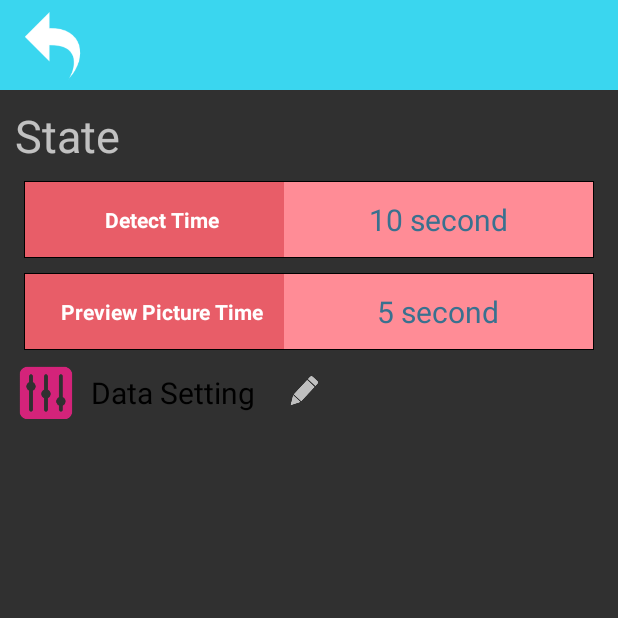
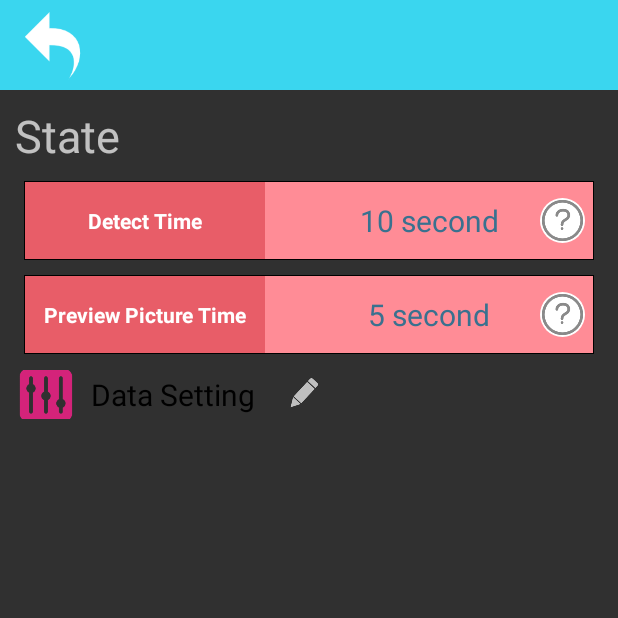
Before and after one commit to kiukiu328/FYP, an Android app: the SettingsActivity screen opened directly, with no data from a screen before it, on a phone screen of 412 x 824 dp, the top half of it. Run offline under Robolectric (Android 15) with nearby library versions, the phone set to English and light mode, and no system bars; libraries missing offline, so code that uses them is left out: com.xujiaji.happybubble.

Commit message:
Android Layout updated
bubble message function

```diff
--- a/EVhelper/app/build.gradle
+++ b/EVhelper/app/build.gradle
@@ -64,4 +64,5 @@ dependencies {
 
     implementation 'com.theartofdev.edmodo:android-image-cropper:2.8.0'
     implementation 'com.github.zomato:androidphotofilters:1.0.2'
+    implementation 'com.github.xujiaji:happy-bubble:1.2.5'
 }
--- a/EVhelper/app/src/main/java/com/fyp/evhelper/stream/SettingsActivity.java
+++ b/EVhelper/app/src/main/java/com/fyp/evhelper/stream/SettingsActivity.java
@@ -1,10 +1,12 @@
 package com.fyp.evhelper.stream;
 
 import android.content.Context;
+import android.content.SharedPreferences;
 import android.os.AsyncTask;
 import android.os.Bundle;
 import android.os.Looper;
 import android.util.Log;
+import android.view.LayoutInflater;
 import android.view.View;
 import android.view.animation.Animation;
 import android.view.animation.AnimationUtils;
@@ -13,12 +15,14 @@ import android.widget.Button;
 import android.widget.EditText;
 import android.widget.ImageButton;
 import android.widget.LinearLayout;
+import android.widget.NumberPicker;
 import android.widget.TextView;
 import android.widget.Toast;
 
 import androidx.appcompat.app.AppCompatActivity;
 
 import com.fyp.evhelper.R;
+import com.xujiaji.happybubble.BubbleDialog;
 
 import org.json.JSONException;
 import org.json.JSONObject;
@@ -32,39 +36,65 @@ import java.net.URL;
 public class SettingsActivity extends AppCompatActivity {
     LinearLayout btn_show_close;
     Button changeTimeBtn;
-    ImageButton leave_btn;
+    ImageButton leave_btn,question_support1,question_support2;
     LinearLayout test_layout;
-    EditText detectTime,previewValue;
-    TextView detectTimeTV,PreviewPictureTV,control_tv;
+    NumberPicker detectTime, previewValue;
+    TextView detectTimeTV, PreviewPictureTV, control_tv;
     boolean show = true;
+    SharedPreferences preferences;
+    String detectTimeValue = "10";
+    String previewTimeValue = "5";
 
-    String detectTimeValue="10";
-    String previewTimeValue="5";
-    public void showDetectTimePanel(){
+    public void showDetectTimePanel() {
         test_layout.setVisibility(View.VISIBLE);
         Animation aniFade = AnimationUtils.loadAnimation(getApplicationContext(), R.anim.fade_in);
         test_layout.startAnimation(aniFade);
         control_tv.setText("Waiting for input");
-        show=false;
+        show = false;
     }
-    public void hideDetectTimePanel(){
 
-        show=true;
+    public void hideDetectTimePanel() {
+
+        show = true;
         View view = this.getCurrentFocus();
         if (view != null) {
-            InputMethodManager imm = (InputMethodManager)getSystemService(Context.INPUT_METHOD_SERVICE);
+            InputMethodManager imm = (InputMethodManager) getSystemService(Context.INPUT_METHOD_SERVICE);
             imm.hideSoftInputFromWindow(view.getWindowToken(), 0);
         }
         control_tv.setText("Data Setting");
         test_layout.setVisibility(View.GONE);
-        detectTime.setText("");
-        previewValue.setText("");
+
+        get_value_number_picker();
+
         setStateText();
     }
 
-    public void setStateText(){
-        detectTimeTV.setText(detectTimeValue+" second");
-        PreviewPictureTV.setText(previewTimeValue+" second");
+    public void init_number_picker(){
+        detectTime.setMaxValue(40);
+        detectTime.setMinValue(10);
+        previewValue.setMaxValue(20);
+        previewValue.setMinValue(5);
+    }
+
+    public void get_value_number_picker(){
+        detectTime.setValue(Integer.parseInt(detectTimeValue));
+        previewValue.setValue(Integer.parseInt(previewTimeValue));
+    }
+
+    public void setStateText() {
+        preferences=this.getSharedPreferences("parameter", Context.MODE_PRIVATE);
+        previewTimeValue = preferences.getString("phone_change_time","5");
+        detectTimeValue=preferences.getString("detect_time","10");
+        detectTimeTV.setText(detectTimeValue + " second");
+        PreviewPictureTV.setText(previewTimeValue + " second");
+    }
+
+    public void saveParameter(){
+        SharedPreferences preferences=getSharedPreferences("parameter",Context.MODE_PRIVATE);
+        SharedPreferences.Editor editor=preferences.edit();
+        editor.putString("detect_time", detectTimeValue);
+        editor.putString("phone_change_time", previewTimeValue);
+        editor.commit();
     }
 
     @Override
@@ -76,108 +106,99 @@ public class SettingsActivity extends AppCompatActivity {
         test_layout = findViewById(R.id.test_layout);
         changeTimeBtn = findViewById(R.id.change_time_btn);
         previewValue = findViewById(R.id.previewVal);
-        detectTimeTV=findViewById(R.id.detectTimeTV);
-        PreviewPictureTV=findViewById(R.id.PreviewPictureTV);
-        control_tv=findViewById(R.id.control_tv);
-        leave_btn=findViewById(R.id.leave_btn);
+        detectTimeTV = findViewById(R.id.detectTimeTV);
+        PreviewPictureTV = findViewById(R.id.PreviewPictureTV);
+        control_tv = findViewById(R.id.control_tv);
+        leave_btn = findViewById(R.id.leave_btn);
+        question_support1 = findViewById(R.id.question_support1);
+        question_support2= findViewById(R.id.question_support2);
+
+        init_number_picker();
+
+        //show bubble
+        question_support1.setOnClickListener(new View.OnClickListener() {
+            @Override
+            public void onClick(View v) {
+                showBubbleDialog("The system will send a notification when the " +
+                        "detect time equals "+detectTimeValue,question_support1);
+            }
+        });
+        question_support2.setOnClickListener(new View.OnClickListener() {
+            @Override
+            public void onClick(View v) {
+                showBubbleDialog("The preview picture changes every "+previewTimeValue+" seconds",question_support2);
+            }
+        });
+        //end show bubble
 
 
-
-        leave_btn.setOnClickListener(new View.OnClickListener()
-        {
+        leave_btn.setOnClickListener(new View.OnClickListener() {
             @Override
             public void onClick(View v) {
+                hideDetectTimePanel();
                 finish();
             }
         });
 
 
-        btn_show_close.setOnClickListener(new View.OnClickListener()
-        {
+
+
+        btn_show_close.setOnClickListener(new View.OnClickListener() {
             @Override
             public void onClick(View v) {
-                if(show == true){
+                if (show == true) {
                     showDetectTimePanel();
-                }else{
+                } else {
                     hideDetectTimePanel();
                 }
             }
         });
 
 
-        changeTimeBtn.setOnClickListener(new View.OnClickListener()
-        {
+        changeTimeBtn.setOnClickListener(new View.OnClickListener() {
             @Override
             public void onClick(View v) {
                 try {
-                     String edit1 = detectTime.getText().toString();
-                    String edit2 = previewValue.getText().toString();
+                    String edit1 = Integer.toString(detectTime.getValue());
+                    String edit2 = Integer.toString(previewValue.getValue());
                     //Toast.makeText(getApplicationContext(),value_time, Toast.LENGTH_SHORT).show();
 
-                    if(edit1.equals("")){
-                        edit1=detectTimeValue;
-                    }else{
+//                    if (edit1.equals("")) {
+//                        edit1 = detectTimeValue;
+//                    } else {
                     detectTimeValue = edit1;
-                    }
-                    if(edit2.equals("")){
-                        edit2=previewTimeValue;
-                    }else{
+//                    }
+//                    if (edit2.equals("")) {
+//                        edit2 = previewTimeValue;
+//                    } else {
                     previewTimeValue = edit2;
-                    }
+//                    }
 
-                    int val = Integer.parseInt(edit1);
-                    int val2 = Integer.parseInt(edit2);
+//                    int val = Integer.parseInt(edit1);
+//                    int val2 = Integer.parseInt(edit2);
+//                    if ((val < 10 || val > 40) || (val2 < 0 || val2 > 20)) {
+//                        throw new Exception("Due to the security problem,please set a value between 10 and 40");
+//                    }
+                    ////
+                    saveParameter();
+                    ////
 
-                    if((val<10 || val > 40) || (val2<0 || val2>20)){
-                        throw new Exception("Due to the security problem,please set a value between 10 and 40");
-                    }
-
-
-                    changeDetectTime(detectTimeValue,previewTimeValue);
+                    changeDetectTime(detectTimeValue, previewTimeValue);
 
                     hideDetectTimePanel();
 
-                }
-                catch (Exception e){
-                    Toast.makeText(getApplicationContext(),e.getMessage(),Toast.LENGTH_SHORT).show();
+                } catch (Exception e) {
+                    Toast.makeText(getApplicationContext(), e.getMessage(), Toast.LENGTH_SHORT).show();
                 }
             }
         });
+
         setStateText();
-        new RetrieveParameters().execute();
-
+        get_value_number_picker();
 
     }
 
-    public void changeDetectTime(String val1,String val2){
-        new Thread(new Runnable(){
-            @Override
-            public void run() {
-                Log.w("running","enter the thread");
-                try {
-                    String path = "http://192.168.0.184:8080/setParameters?detectTime=" + val1 +"&previewPictureTime="+val2;
-                    URL url = new URL(path);
-                    HttpURLConnection connection = (HttpURLConnection) url.openConnection();
-                    connection.setRequestMethod("GET");
-                    connection.connect();
-
-                    int responseCode = connection.getResponseCode();
-                    if(responseCode == HttpURLConnection.HTTP_OK){
-                        InputStream inputStream = connection.getInputStream();
-                        String result = is2String(inputStream);
-                        Looper.prepare();
-                        Toast.makeText(getApplicationContext(), result, Toast.LENGTH_SHORT).show();
-                        Looper.loop();
-                    }
-                }catch(Exception e){
-                    e.printStackTrace();
-                }
-            }
-        }).start();
-    }
-
-
-    public String is2String(InputStream is){
+    public String is2String(InputStream is) {
         try {
 
             BufferedReader bufferedReader = new BufferedReader(new
@@ -192,53 +213,50 @@ public class SettingsActivity extends AppCompatActivity {
 
             response = stringBuilder.toString().trim();
             return response;
-        }catch (Exception e){
+        } catch (Exception e) {
             return "";
         }
 
     }
 
-    class RetrieveParameters extends AsyncTask<String,String,String>{
+    public void changeDetectTime(String val1, String val2) {
+        new Thread(new Runnable() {
             @Override
-        protected String doInBackground(String... strings) {
-            Log.w("running","enter the async");
+            public void run() {
+                Log.w("running", "enter the thread");
                 try {
-                String path = "http://192.168.0.184:8080/getParameters";
+                    String path = "http://192.168.0.184:8080/setParameters?detectTime=" + val1 + "&previewPictureTime=" + val2;
                     URL url = new URL(path);
                     HttpURLConnection connection = (HttpURLConnection) url.openConnection();
                     connection.setRequestMethod("GET");
                     connection.connect();
 
                     int responseCode = connection.getResponseCode();
-                if(responseCode == HttpURLConnection.HTTP_OK){
+                    if (responseCode == HttpURLConnection.HTTP_OK) {
                         InputStream inputStream = connection.getInputStream();
                         String result = is2String(inputStream);
-                    return result;
+                        Looper.prepare();
+                        Toast.makeText(getApplicationContext(), result, Toast.LENGTH_SHORT).show();
+                        Looper.loop();
                     }
-            }catch(Exception e){
+                } catch (Exception e) {
                     e.printStackTrace();
                 }
-
-
-            return "";
+            }
+        }).start();
     }
 
-        protected void onPostExecute(String s) {
-            Log.w("running","onPostExecute");
-            Log.w("running",s);
-            if(!s.equals("")) {
-                try {
-                    JSONObject obj = new JSONObject(s);
-                    detectTimeValue = obj.getString("DetectTime");
-                    previewTimeValue = obj.getString("PreviewPictureTime");
-                    setStateText();
-                } catch (JSONException e) {
-                    Toast.makeText(getApplicationContext(), "JSON parse fail", Toast.LENGTH_SHORT).show();
-                }
+    public void showBubbleDialog(String msg,View clickView){
+        View content = LayoutInflater.from(this).inflate(R.layout.message_support_setting,null);
+        TextView text = content.findViewById(R.id.message_support_text);
+        text.setText(msg);
+
+        new BubbleDialog(this)
+                .setBubbleContentView(content)
+                .setClickedView(clickView)
+                .setTransParentBackground()
+                .setPosition(BubbleDialog.Position.BOTTOM)
+                .show();
     }
 
 }
-    }
-
-
-}
--- /dev/null
+++ b/EVhelper/app/src/main/res/drawable/support_setting.xml
@@ -0,0 +1,10 @@
+<?xml version="1.0" encoding="utf-8"?>
+
+<shape android:shape="rectangle"
+    xmlns:android="http://schemas.android.com/apk/res/android">
+    <!--        <solid android:color="#888888"></solid>-->
+
+    <corners
+        android:radius="40dp"/>
+    <solid android:color="@color/white"/>
+</shape>
--- a/EVhelper/app/src/main/res/layout/settings_activity.xml
+++ b/EVhelper/app/src/main/res/layout/settings_activity.xml
@@ -54,30 +54,50 @@
                         android:layout_marginBottom="10dp"
                         android:layout_gravity="center"
                         >
+
+
                         <TextView
                             android:layout_width="match_parent"
                             android:layout_height="match_parent"
-                        android:layout_weight="1.2"
+                            android:layout_weight="1.1"
+                            android:background="@color/pink"
+                            android:gravity="center"
+
                             android:text="Detect Time"
-                        android:gravity="center"
-                        android:paddingLeft="10dp"
                             android:textColor="@color/white"
-                        android:background="@color/pink"
-                        android:textStyle="bold"
+                            android:textStyle="bold" />
 
-                        />
                         <TextView
+                            android:id="@+id/detectTimeTV"
                             android:layout_width="match_parent"
                             android:layout_height="match_parent"
                             android:layout_weight="1"
+                            android:background="@color/light_pink"
                             android:gravity="center"
+                            android:text="15"
+                            android:paddingLeft="40dp"
                             android:textColor="@color/dark_blue"
-                        android:id="@+id/detectTimeTV"
-                        android:background="@color/light_pink"
-                        android:text="15"
                             android:textSize="20dp"
 
                             />
+
+                        <LinearLayout
+                            android:layout_width="40dp"
+                            android:layout_height="match_parent"
+                            android:background="@color/light_pink"
+                            android:gravity="center"
+                            android:orientation="vertical">
+
+                            <ImageButton
+                                android:layout_width="30dp"
+                                android:layout_height="30dp"
+                                android:background="@drawable/support_setting"
+                                android:padding="0dp"
+                                android:scaleType="fitCenter"
+                                android:src="@drawable/question_support"
+                                android:id="@+id/question_support1"
+                                />
+                        </LinearLayout>
                     </LinearLayout>>
                     <LinearLayout
                         android:layout_width="380dp"
@@ -87,17 +107,20 @@
                         android:background="@drawable/edit_text_box"
                         android:layout_gravity="center"
                         >
+
                         <TextView
                             android:layout_width="match_parent"
                             android:layout_height="match_parent"
-                        android:layout_weight="1.2"
+                            android:layout_weight="1.1"
                             android:text="Preview Picture Time"
                             android:gravity="center"
                             android:textColor="@color/white"
-                        android:paddingLeft="10dp"
                             android:background="@color/pink"
                             android:textStyle="bold"
                             />
+
+
+
                         <TextView
                             android:layout_width="match_parent"
                             android:layout_height="match_parent"
@@ -108,8 +131,26 @@
                             android:background="@color/light_pink"
                             android:text="15"
                             android:textSize="20dp"
+                            android:paddingLeft="40dp"
+                            />
 
+                        <LinearLayout
+                            android:layout_width="40dp"
+                            android:layout_height="match_parent"
+                            android:orientation="vertical"
+                            android:gravity="center"
+                            android:background="@color/light_pink">
+
+                            <ImageButton
+                                android:layout_width="30dp"
+                                android:layout_height="30dp"
+                                android:background="@drawable/support_setting"
+                                android:padding="0dp"
+                                android:scaleType="fitCenter"
+                                android:src="@drawable/question_support"
+                                android:id="@+id/question_support2"
                                 />
+                        </LinearLayout>
                     </LinearLayout>
                 </LinearLayout>
 
@@ -150,21 +191,21 @@
 
             </LinearLayout>
         </LinearLayout>
+
         <LinearLayout
             android:layout_width="match_parent"
             android:layout_height="match_parent"
-        android:orientation="vertical"
-        >
+            android:orientation="vertical">
 
 
             <LinearLayout
-            android:layout_width="300dp"
+                android:id="@+id/test_layout"
+                android:layout_width="350dp"
                 android:layout_height="wrap_content"
+                android:layout_gravity="center"
+                android:background="@drawable/text_box_sty"
                 android:orientation="vertical"
-            android:layout_gravity="center"
-            android:id="@+id/test_layout"
                 android:padding="20dp"
-            android:background="@drawable/text_box_sty"
                 android:visibility="gone"
                 >
 
@@ -172,62 +213,79 @@
                 <LinearLayout
                     android:layout_width="match_parent"
                     android:layout_height="wrap_content"
-                android:orientation="vertical"
-                android:padding="5dp"
-                >
+                    android:layout_marginBottom="10dp"
+                    android:orientation="horizontal"
+                    android:padding="5dp">
+
+                    <LinearLayout
+                        android:layout_width="200dp"
+                        android:layout_height="match_parent"
+                        android:layout_marginRight="5dp"
+                        android:gravity="center"
+                        android:orientation="vertical">
+
                         <TextView
+                            android:layout_width="match_parent"
+                            android:layout_height="wrap_content"
+                            android:layout_marginBottom="40dp"
+                            android:text="Detect Timer\n(10-40)"
+                            android:textAlignment="center"
+                            android:textSize="20sp" />
+                    </LinearLayout>
+
+                    <NumberPicker
+                        android:id="@+id/detectTime"
                         android:layout_width="wrap_content"
-                    android:layout_height="wrap_content"
-                    android:text="Detect Timer"
-                    android:textSize="20sp"
-                    android:layout_marginRight="5dp"
-                    />
-
-                <EditText
-                    android:layout_width="180dp"
-                    android:layout_height="wrap_content"
-                    android:layout_marginRight="10dp"
+                        android:layout_height="98dp"
                         android:background="@drawable/text_box_sty"
-                    android:id="@+id/detectTime"
-                    android:inputType="number"
-                    android:hint="Number:10-40"
-                    android:padding="5dp"/>
+                        android:descendantFocusability="blocksDescendants"
+                        android:orientation="vertical" />
 
 
                 </LinearLayout>
+
                 <LinearLayout
                     android:layout_width="match_parent"
+                    android:layout_height="match_parent"
+                    android:orientation="horizontal"
+                    android:padding="5dp">
+
+                    <LinearLayout
+                        android:layout_width="200dp"
+                        android:layout_height="match_parent"
+                        android:layout_marginRight="5dp"
+                        android:gravity="center"
+                        android:orientation="vertical">
+
+                        <TextView
+                            android:layout_width="match_parent"
                             android:layout_height="wrap_content"
-                android:orientation="vertical"
-                android:padding="5dp"
-                >
-                <TextView
+                            android:layout_marginBottom="40dp"
+                            android:text="Preview Picture Timer\n(5-20)"
+                            android:textAlignment="center"
+                            android:textSize="20sp" />
+                    </LinearLayout>
+
+                    <NumberPicker
+                        android:id="@+id/previewVal"
+                        android:layout_width="wrap_content"
+                        android:layout_height="98dp"
+                        android:background="@drawable/text_box_sty"
+                        android:descendantFocusability="blocksDescendants"
+                        android:orientation="vertical" />
+
+                </LinearLayout>
+
+                <Button
+                    android:id="@+id/change_time_btn"
                     android:layout_width="wrap_content"
                     android:layout_height="wrap_content"
-                    android:text="Preview Picture Timer"
-                    android:textSize="20sp"
-                    />
-                <EditText
-                    android:layout_width="180dp"
-                    android:layout_height="wrap_content"
-                    android:layout_marginRight="10dp"
-                    android:background="@drawable/text_box_sty"
-                    android:id="@+id/previewVal"
-                    android:inputType="number"
-                    android:hint="Number:5-20"
-                    android:padding="5dp"/>
-
-            </LinearLayout>
-            <Button
-                android:layout_width="wrap_content"
-                android:layout_height="wrap_content"
-                android:text="Change"
-                android:id="@+id/change_time_btn"
                     android:layout_gravity="center"
                     android:background="@drawable/change_btn_gra"
+                    android:text="Change"
                     android:textColor="@color/white"
                     android:textStyle="bold"
-
+                    android:layout_marginTop="10dp"
                     />
             </LinearLayout>
 
```
Also changed, not shown: EVhelper/app/src/main/java/com/fyp/evhelper/stream/LiveStream.java (+6 -6 lines), EVhelper/app/src/main/res/layout/message_support_setting.xml (added, +13 -0 lines), EVhelper/app/src/main/res/drawable/question_support.png (added). Lines whose indentation alone changed are shown as unchanged.
